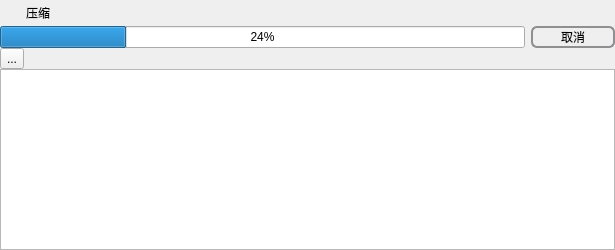
First picture: the form in fieldwork/third/Hoffman/encodedialog.ui, repository AbaoFromCUG/Data-Structure, before the edit.
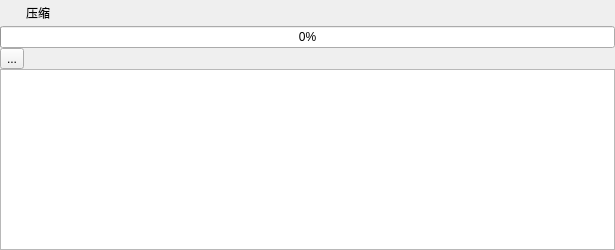
Second picture: the form after the edit. Icons and pictures are not drawn.

```diff
--- a/fieldwork/third/Hoffman/encodedialog.ui
+++ b/fieldwork/third/Hoffman/encodedialog.ui
@@ -234,36 +234,7 @@
      <item>
       <widget class="QProgressBar" name="progressBar">
        <property name="value">
-        <number>24</number>
-       </property>
-      </widget>
-     </item>
-     <item>
-      <widget class="QPushButton" name="cancle">
-       <property name="styleSheet">
-        <string notr="true">QPushButton {
-    border: 2px solid #8f8f91;
-    border-radius: 6px;
-    background-color: qlineargradient(x1: 0, y1: 0, x2: 0, y2: 1,
-                                      stop: 0 #f6f7fa, stop: 1 #dadbde);
-    min-width: 80px;
-}
-
-QPushButton:pressed {
-    background-color: qlineargradient(x1: 0, y1: 0, x2: 0, y2: 1,
-                                      stop: 0 #dadbde, stop: 1 #f6f7fa);
-}
-
-QPushButton:flat {
-    border: none; /* no border for a flat push button */
-}
-
-QPushButton:default {
-    border-color: navy; /* make the default button prominent */
-}</string>
-       </property>
-       <property name="text">
-        <string>取消</string>
+        <number>0</number>
        </property>
       </widget>
      </item>
```
